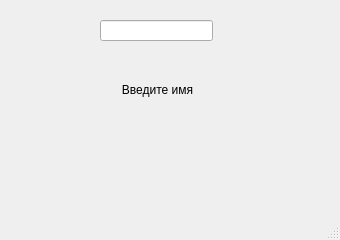
This is problems/sprint2/hello-without-button/submission/mainwindow.ui in kildim/cppbackend as Qt 5 draws it before an edit. The edited form follows.
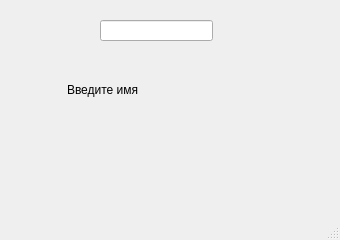
This is the edited form.

Commit message: fix: Delete label property HTML format

The edit to the form file:
```diff
--- a/problems/sprint2/hello-without-button/submission/mainwindow.ui
+++ b/problems/sprint2/hello-without-button/submission/mainwindow.ui
@@ -46,10 +46,10 @@
      </rect>
     </property>
     <property name="text">
-     <string>&lt;html&gt;&lt;head/&gt;&lt;body&gt;&lt;p align=&quot;center&quot;&gt;Введите имя&lt;/p&gt;&lt;/body&gt;&lt;/html&gt;</string>
+     <string>Введите имя</string>
     </property>
     <property name="alignment">
-     <set>Qt::AlignCenter</set>
+     <set>Qt::AlignLeading|Qt::AlignLeft|Qt::AlignVCenter</set>
     </property>
    </widget>
   </widget>
```
